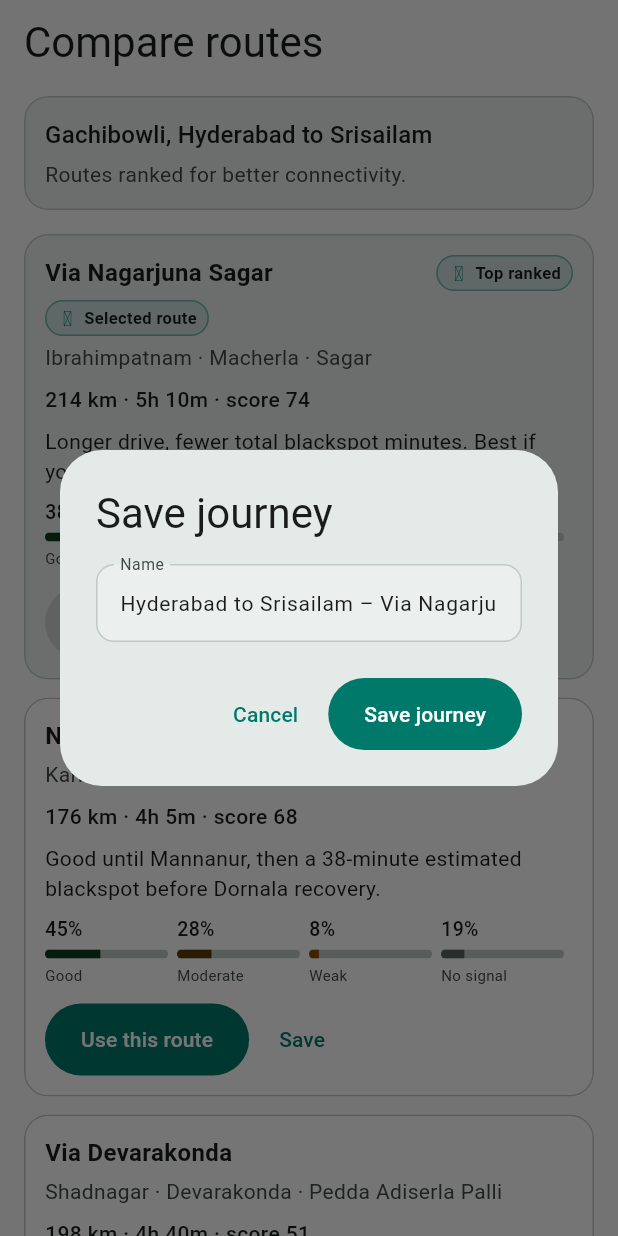
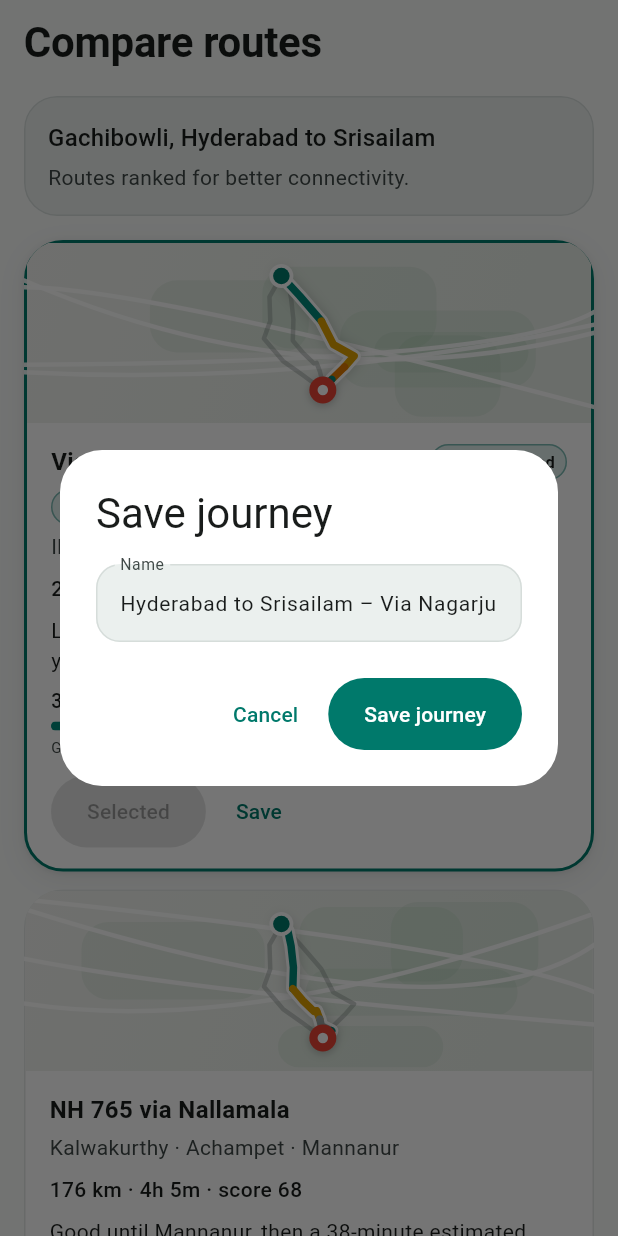
Before and after one commit to bhavani-sankara/SignalSafe, a Flutter app: the CompareScreen screen opened by its route, after a tap on "Use this route", after a tap on "Save", on a phone screen of 412 x 824 dp. Run offline on Flutter 3.47's test engine with Material 3 defaults, Android fonts, the phone set to English and light mode, and no system bars; our stand-ins replace flutter_animate, flutter_map, flutter_riverpod, flutter_tts, go_router, latlong2; missing offline and left inert: phosphor_icons.

Commit message:
Polish remaining tabs with a shared premium style
Frosted floating navigation bar, softer rounded cards, pill segmented
controls, floating snackbars and rounded dialogs via the theme. Compare
cards gain route mini-maps and an animated selected state; navigation
panels use the frosted surface.

Co-Authored-By: Claude Opus 5.5 <noreply@anthropic.com>
Claude-Session: https://claude.ai/code/session_018DjnpoER8fdLMxaBmf1NEh

```diff
--- a/lib/features/planning/compare_screen.dart
+++ b/lib/features/planning/compare_screen.dart
@@ -6,7 +6,9 @@ import 'package:phosphor_icons/phosphor_icons.dart';
 import '../../core/models.dart';
 import '../../core/session.dart';
 import '../../theme/app_theme.dart';
+import '../../widgets/frosted.dart';
 import '../../widgets/hud.dart';
+import '../../widgets/route_mini_map.dart';
 import '../../widgets/session_gate.dart';
 
 class CompareScreen extends ConsumerWidget {
@@ -79,8 +81,30 @@ class CompareScreen extends ConsumerWidget {
   ) {
     final selected = session.selectedRouteId == route.id;
     final pal = context.palette;
-    return Glass(
-      color: selected ? pal.elevated : pal.surface,
+    return AnimatedContainer(
+      duration: Motion.standard,
+      curve: Motion.settle,
+      decoration: BoxDecoration(
+        color: pal.surface,
+        borderRadius: BorderRadius.circular(26),
+        border: Border.all(
+          color: selected ? pal.beacon : pal.border.withValues(alpha: 0.45),
+          width: selected ? 2 : 1,
+        ),
+        boxShadow: selected ? floatShadow(context, lift: 0.6) : null,
+      ),
+      clipBehavior: Clip.antiAlias,
+      child: Column(
+        crossAxisAlignment: CrossAxisAlignment.start,
+        children: [
+          RouteMiniMap(
+            route: route,
+            context: session.catalog.routes,
+            operator: session.operatorFilter,
+            height: 120,
+          ),
+          Padding(
+            padding: const EdgeInsets.fromLTRB(16, 14, 16, 14),
             child: Column(
               crossAxisAlignment: CrossAxisAlignment.start,
               children: [
@@ -133,7 +157,9 @@ class CompareScreen extends ConsumerWidget {
                           ? null
                           : () => ref
                                 .read(sessionProvider.notifier)
-                          .update((s) => s.copyWith(selectedRouteId: route.id)),
+                                .update(
+                                  (s) => s.copyWith(selectedRouteId: route.id),
+                                ),
                       child: Text(selected ? 'Selected' : 'Use this route'),
                     ),
                     const SizedBox(width: 8),
@@ -141,12 +167,17 @@ class CompareScreen extends ConsumerWidget {
                       onPressed: () async {
                         ref
                             .read(sessionProvider.notifier)
-                      .update((s) => s.copyWith(selectedRouteId: route.id));
+                            .update(
+                              (s) => s.copyWith(selectedRouteId: route.id),
+                            );
                         await _save(context, ref, route);
                       },
                       child: const Text('Save'),
                     ),
                   ],
+                ),
+              ],
+            ),
           ),
         ],
       ),
@@ -179,8 +210,10 @@ class CompareScreen extends ConsumerWidget {
                     child: LinearProgressIndicator(
                       minHeight: 6,
                       value: ((stats[level] ?? 0) / 100).clamp(0, 1),
-                      color: context.palette.level(level),
-                      backgroundColor: context.palette.border,
+                      color: context.palette.levelFill(level),
+                      backgroundColor: context.palette.border.withValues(
+                        alpha: 0.5,
+                      ),
                     ),
                   ),
                   const SizedBox(height: 4),
@@ -228,7 +261,9 @@ class CompareScreen extends ConsumerWidget {
                   ])
                     Expanded(
                       flex: stats[level] ?? 0,
-                      child: ColoredBox(color: context.palette.level(level)),
+                      child: ColoredBox(
+                        color: context.palette.levelFill(level),
+                      ),
                     ),
                 ],
               ),
--- a/lib/theme/app_theme.dart
+++ b/lib/theme/app_theme.dart
@@ -226,7 +226,12 @@ class AppTheme {
         elevation: 0,
         centerTitle: false,
         surfaceTintColor: Colors.transparent,
-        titleTextStyle: textTheme.headlineSmall?.copyWith(color: pal.text),
+        titleTextStyle: textTheme.headlineSmall?.copyWith(
+          color: pal.text,
+          fontWeight: FontWeight.w600,
+          letterSpacing: -0.2,
+        ),
+        scrolledUnderElevation: 0,
       ),
       navigationBarTheme: NavigationBarThemeData(
         height: 80,
@@ -278,6 +283,10 @@ class AppTheme {
       bottomSheetTheme: BottomSheetThemeData(
         backgroundColor: pal.surface,
         modalBackgroundColor: pal.surface,
+        surfaceTintColor: Colors.transparent,
+        dragHandleColor: pal.outline.withValues(alpha: 0.45),
+        dragHandleSize: const Size(36, 4),
+        showDragHandle: true,
         shape: const RoundedRectangleBorder(
           borderRadius: BorderRadius.vertical(top: Radius.circular(28)),
         ),
@@ -286,15 +295,15 @@ class AppTheme {
         filled: true,
         fillColor: pal.elevated,
         border: OutlineInputBorder(
-          borderRadius: BorderRadius.circular(12),
+          borderRadius: BorderRadius.circular(16),
           borderSide: BorderSide(color: pal.border),
         ),
         enabledBorder: OutlineInputBorder(
-          borderRadius: BorderRadius.circular(12),
-          borderSide: BorderSide(color: pal.border),
+          borderRadius: BorderRadius.circular(16),
+          borderSide: BorderSide(color: pal.border.withValues(alpha: 0.5)),
         ),
         focusedBorder: OutlineInputBorder(
-          borderRadius: BorderRadius.circular(12),
+          borderRadius: BorderRadius.circular(16),
           borderSide: BorderSide(color: pal.beacon, width: 1.4),
         ),
         hintStyle: TextStyle(color: pal.muted),
@@ -303,16 +312,75 @@ class AppTheme {
         color: pal.surface,
         surfaceTintColor: Colors.transparent,
         elevation: 0,
+        margin: EdgeInsets.zero,
         shape: RoundedRectangleBorder(
-          borderRadius: BorderRadius.circular(16),
+          borderRadius: BorderRadius.circular(24),
+          side: BorderSide(color: pal.border.withValues(alpha: 0.45)),
+        ),
+      ),
+      listTileTheme: ListTileThemeData(
+        shape: RoundedRectangleBorder(borderRadius: BorderRadius.circular(16)),
+        iconColor: pal.muted,
+        titleTextStyle: textTheme.bodyLarge?.copyWith(
+          color: pal.text,
+          fontSize: 15,
+          fontWeight: FontWeight.w500,
+        ),
+        subtitleTextStyle: textTheme.bodyMedium?.copyWith(
+          color: pal.muted,
+          fontSize: 13,
+        ),
+      ),
+      snackBarTheme: SnackBarThemeData(
+        behavior: SnackBarBehavior.floating,
+        backgroundColor: brightness == Brightness.dark
+            ? const Color(0xFFE0E5E3)
+            : const Color(0xFF1F2624),
+        contentTextStyle: TextStyle(
+          color: brightness == Brightness.dark
+              ? const Color(0xFF191C1B)
+              : Colors.white,
+          fontSize: 14,
+        ),
+        actionTextColor: brightness == Brightness.dark
+            ? pal.primaryContainer
+            : const Color(0xFF80D8CC),
+        shape: RoundedRectangleBorder(borderRadius: BorderRadius.circular(16)),
+        insetPadding: const EdgeInsets.fromLTRB(16, 0, 16, 16),
+      ),
+      dialogTheme: DialogThemeData(
+        backgroundColor: pal.surface,
+        surfaceTintColor: Colors.transparent,
+        shape: RoundedRectangleBorder(borderRadius: BorderRadius.circular(28)),
+      ),
+      segmentedButtonTheme: SegmentedButtonThemeData(
+        style: SegmentedButton.styleFrom(
+          backgroundColor: pal.surface,
+          selectedBackgroundColor: pal.primaryContainer,
+          selectedForegroundColor: pal.onPrimaryContainer,
           side: BorderSide(color: pal.border),
+          shape: const StadiumBorder(),
         ),
+      ),
+      switchTheme: SwitchThemeData(
+        trackOutlineColor: WidgetStateProperty.resolveWith(
+          (states) => states.contains(WidgetState.selected)
+              ? Colors.transparent
+              : pal.outline.withValues(alpha: 0.6),
+        ),
+      ),
+      floatingActionButtonTheme: FloatingActionButtonThemeData(
+        backgroundColor: pal.primaryContainer,
+        foregroundColor: pal.onPrimaryContainer,
+        elevation: 3,
+        highlightElevation: 4,
+        shape: RoundedRectangleBorder(borderRadius: BorderRadius.circular(20)),
       ),
       chipTheme: base.chipTheme.copyWith(
         backgroundColor: pal.surface,
-        selectedColor: pal.secondaryContainer,
-        side: BorderSide(color: pal.border),
-        shape: RoundedRectangleBorder(borderRadius: BorderRadius.circular(8)),
+        selectedColor: pal.primaryContainer,
+        side: BorderSide(color: pal.border.withValues(alpha: 0.7)),
+        shape: const StadiumBorder(),
         labelStyle: TextStyle(color: pal.text),
       ),
     );
--- a/lib/widgets/hud.dart
+++ b/lib/widgets/hud.dart
@@ -24,8 +24,8 @@ class Glass extends StatelessWidget {
   const Glass({
     super.key,
     required this.child,
-    this.padding = const EdgeInsets.all(14),
-    this.radius = 16,
+    this.padding = const EdgeInsets.all(16),
+    this.radius = 22,
     this.color,
   });
 
@@ -41,7 +41,7 @@ class Glass extends StatelessWidget {
       color: color ?? pal.surface,
       shape: RoundedRectangleBorder(
         borderRadius: BorderRadius.circular(radius),
-        side: BorderSide(color: pal.border),
+        side: BorderSide(color: pal.border.withValues(alpha: 0.45)),
       ),
       clipBehavior: Clip.antiAlias,
       child: Padding(padding: padding, child: child),
```
Also changed, not shown: lib/features/map/map_screen.dart (+8 -3 lines), lib/features/navigation/navigation_screen.dart (+13 -22 lines), lib/features/profile/profile_screen.dart (+3 -7 lines), lib/features/shell/app_shell.dart (+32 -5 lines). Lines whose indentation alone changed are shown as unchanged.
